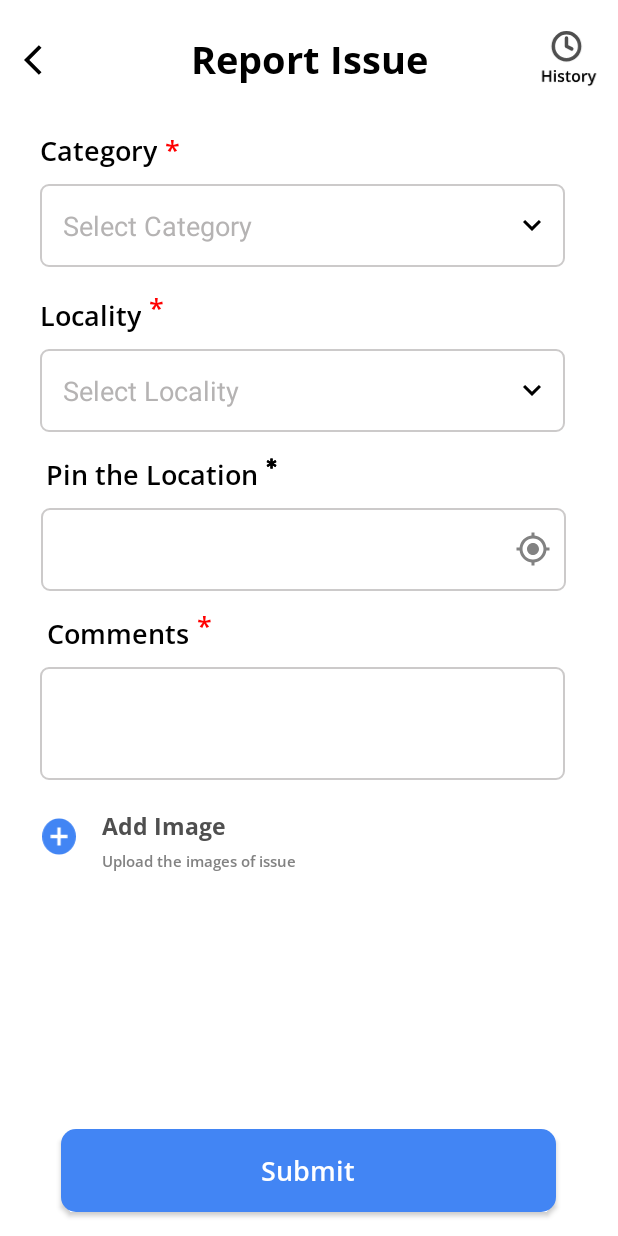
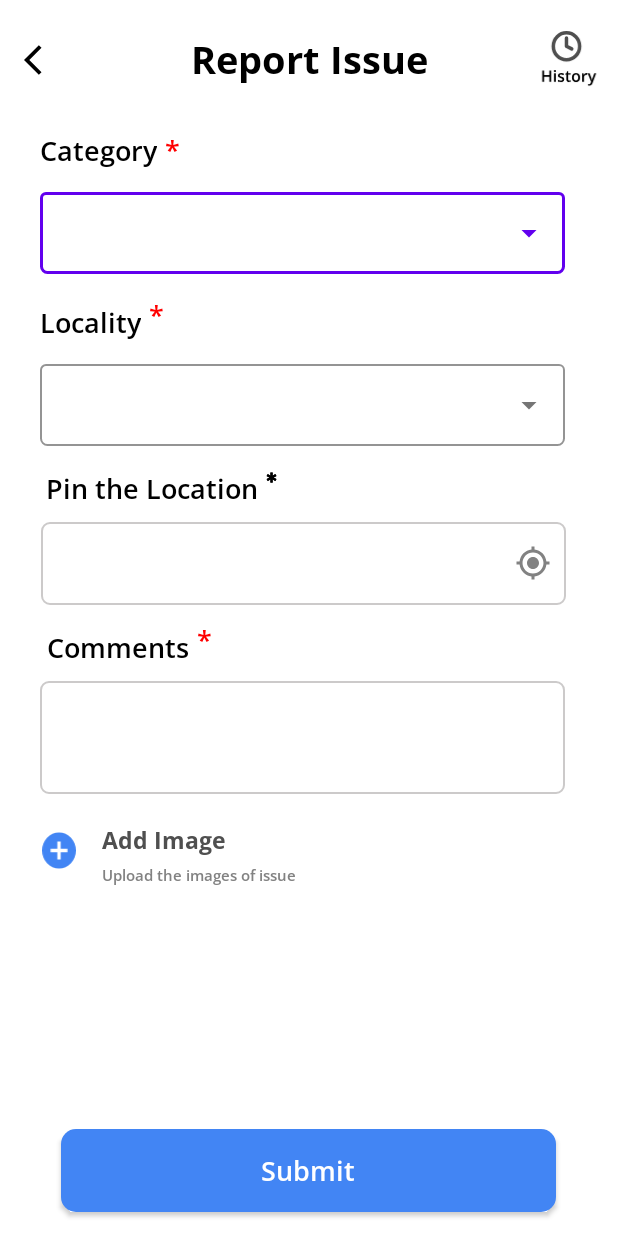
Before and after one commit to aritra-tech/Task, an Android app: the layout activity_main.xml on its own in the app's theme, with its tools: preview values and no code run, on a phone screen of 412 x 824 dp. Run offline under Robolectric (Android 15) with nearby library versions, the phone set to English and light mode, and no system bars.

Commit message:
Made some changes

```diff
--- a/app/src/main/res/layout/activity_main.xml
+++ b/app/src/main/res/layout/activity_main.xml
@@ -49,23 +49,28 @@
 
 <!--    Category-->
 
-    <EditText
+    <com.google.android.material.textfield.TextInputLayout
         android:id="@+id/category_box"
+        style="@style/Widget.MaterialComponents.TextInputLayout.FilledBox.ExposedDropdownMenu"
         android:layout_width="350dp"
-        android:layout_height="55dp"
+        android:layout_height="60dp"
+        android:textColorHint="@android:color/darker_gray"
+        app:boxBackgroundColor="@color/white"
+        app:boxBackgroundMode="outline"
         android:layout_marginTop="10dp"
-        android:background="@drawable/edit_field"
-        android:hint="Select Category"
-        android:textColorHint="#B5B3B3"
-        android:inputType="text"
-        android:drawableEnd="@drawable/arrow_down"
-        android:paddingLeft="15dp"
-        android:paddingRight="10dp"
-        android:textColor="@color/black"
-        app:layout_constraintEnd_toEndOf="@+id/category"
-        app:layout_constraintHorizontal_bias="0.0"
+        app:boxCornerRadiusBottomEnd="5dp"
+        app:boxCornerRadiusBottomStart="5dp"
         app:layout_constraintStart_toStartOf="@+id/category"
-        app:layout_constraintTop_toBottomOf="@+id/category" />
+        app:layout_constraintTop_toBottomOf="@+id/category">
+
+        <AutoCompleteTextView
+            android:id="@+id/category_type"
+            android:layout_width="match_parent"
+            android:layout_height="match_parent"
+            android:fontFamily="@font/open_sans"
+            android:inputType="none"
+            android:textColor="@color/black" />
+    </com.google.android.material.textfield.TextInputLayout>
 
     <TextView
         android:id="@+id/category"
@@ -97,23 +102,28 @@
 
 <!--     Locality-->
 
-    <EditText
+    <com.google.android.material.textfield.TextInputLayout
         android:id="@+id/locality_box"
+        style="@style/Widget.MaterialComponents.TextInputLayout.FilledBox.ExposedDropdownMenu"
         android:layout_width="350dp"
-        android:layout_height="55dp"
-        android:background="@drawable/edit_field"
-        android:drawableEnd="@drawable/arrow_down"
-        android:hint="Select Locality"
-        android:inputType="text"
+        android:layout_height="60dp"
+        android:textColorHint="@android:color/darker_gray"
+        app:boxBackgroundColor="@color/white"
+        app:boxBackgroundMode="outline"
         android:layout_marginTop="10dp"
-        android:paddingLeft="15dp"
-        android:paddingRight="10dp"
-        android:textColor="@color/black"
-        android:textColorHint="#B5B3B3"
-        app:layout_constraintEnd_toEndOf="@+id/locality"
-        app:layout_constraintHorizontal_bias="0.0"
+        app:boxCornerRadiusBottomEnd="5dp"
+        app:boxCornerRadiusBottomStart="5dp"
         app:layout_constraintStart_toStartOf="@+id/locality"
-        app:layout_constraintTop_toBottomOf="@+id/locality" />
+        app:layout_constraintTop_toBottomOf="@+id/locality">
+
+        <AutoCompleteTextView
+            android:id="@+id/locality_type"
+            android:layout_width="match_parent"
+            android:layout_height="match_parent"
+            android:fontFamily="@font/open_sans"
+            android:inputType="none"
+            android:textColor="@color/black" />
+    </com.google.android.material.textfield.TextInputLayout>
 
     <TextView
         android:id="@+id/locality"
```
